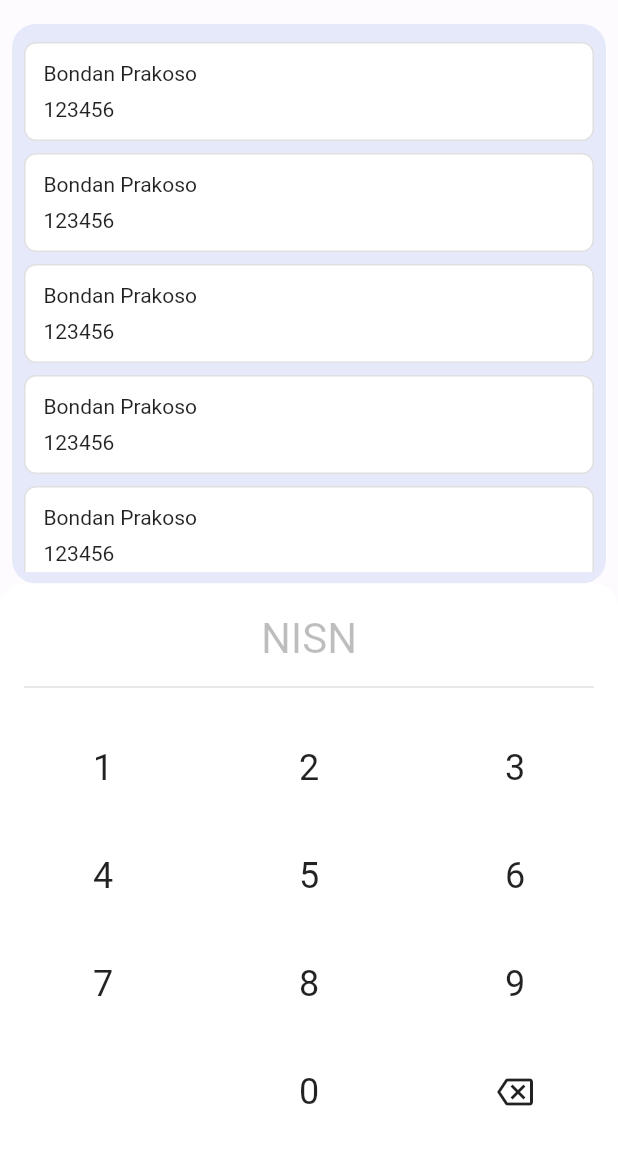
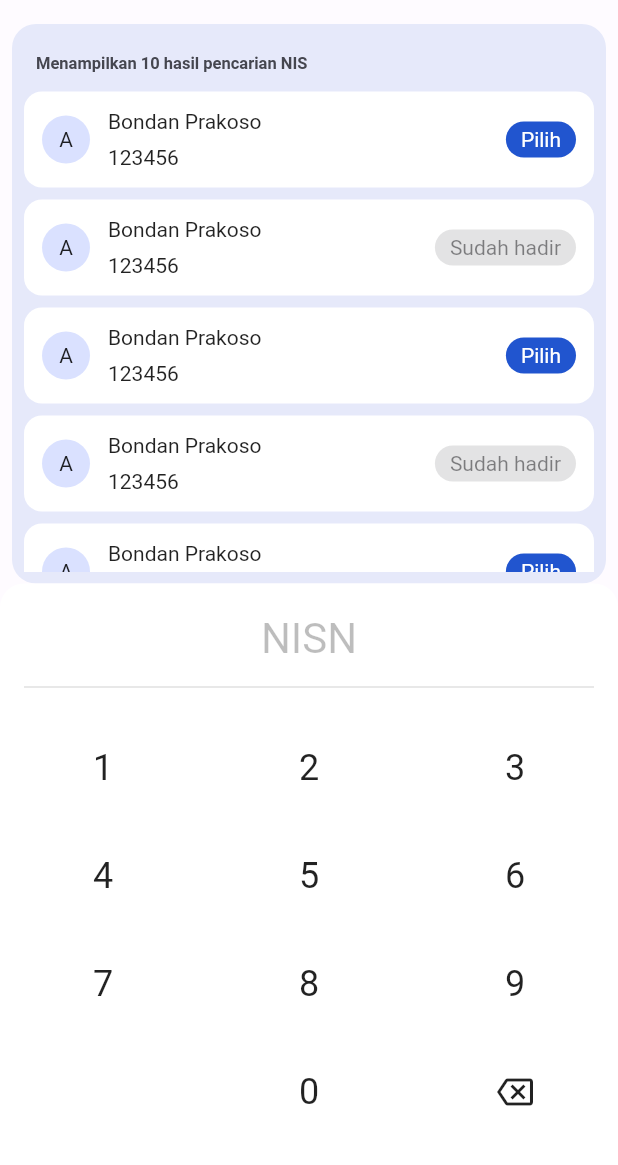
Before and after one commit to IvanSidiq/face_auth, a Flutter app: the ChooseNisnPage screen opened directly, on a phone screen of 412 x 824 dp, the part 60-1225 px from its top. Run offline on Flutter 3.47's test engine with Material 2 defaults, Android fonts, the phone set to English and light mode, and no system bars; drawn by our look-alikes of velocity_x; our stand-ins replace bloc, camera, flutter_bloc, flutter_hooks, gap, get and 2 more; missing offline and left inert: google_mlkit_face_detection, tflite_flutter; accounts and stored records are empty.

Commit message:
improve main UI

```diff
--- a/lib/pages/choose_nisn_page.dart
+++ b/lib/pages/choose_nisn_page.dart
@@ -31,24 +31,68 @@ class ChooseNisnPage extends StatelessWidget {
                 fit: BoxFit.contain,
               ),
             ]).p16(),
+            VStack([
+              Gap(12),
+              'Menampilkan 10 hasil pencarian NIS'
+                  .text
+                  .center
+                  .color(const Color(0xFF45464F))
+                  .size(11)
+                  .semiBold
+                  .make()
+                  .pOnly(left: 8),
+              Gap(8),
               ListView.builder(
                   scrollDirection: Axis.vertical,
+                  physics: const NeverScrollableScrollPhysics(),
+                  shrinkWrap: true,
                   itemCount: 10,
                   itemBuilder: (context, index) {
-                      return VStack([
+                    return HStack([
+                      'A'
+                          .text
+                          .makeCentered()
+                          .box
+                          .width(32)
+                          .height(32)
+                          .color(Color(0xFFDAE1FF))
+                          .withRounded(value: 32)
+                          .make(),
+                      Gap(12),
+                      VStack([
                         'Bondan Prakoso'.text.make(),
                         const Gap(8),
                         '123456'.text.make()
+                      ]).expand(),
+                      index % 2 == 0
+                          ? 'Pilih'
+                              .text
+                              .white
+                              .makeCentered()
+                              .pSymmetric(v: 4, h: 10)
+                              .box
+                              .color(Color(0xFF2155CF))
+                              .roundedLg
+                              .make()
+                          : 'Sudah hadir'
+                              .text
+                              .color(Color(0xFF1B1B1F).withOpacity(0.52))
+                              .makeCentered()
+                              .pSymmetric(v: 4, h: 10)
+                              .box
+                              .color(Color(0xFF1B1B1F).withOpacity(0.12))
+                              .roundedLg
+                              .make(),
                     ])
                         .box
                         .p12
-                          .withRounded(value: 8)
+                        .withRounded(value: 12)
                         .color(Colors.white)
-                          .border(color: Colors.black12)
                         .make()
                         .pOnly(top: 4, bottom: 4);
-                    })
-                .w(Get.width)
+                  }).w(Get.width)
+            ])
+                .scrollVertical(physics: const BouncingScrollPhysics())
                 .box
                 .withRounded(value: 16)
                 .p8
@@ -56,8 +100,8 @@ class ChooseNisnPage extends StatelessWidget {
                 .make()
                 .px(8)
                 .expand(),
-            const KeyboardWidget()
-                .box
+            const KeyboardWidget(),
+            // .box
             // .withShadow([
             //   const BoxShadow(
             //       offset: Offset(0, -4),
@@ -65,7 +109,7 @@ class ChooseNisnPage extends StatelessWidget {
             //       spreadRadius: 0,
             //       color: Color(0x1E000000))
             // ])
-                .make(),
+            // .make(),
           ]),
           // DraggableScrollableSheet(
           //   maxChildSize: 0.55,
```
Lines whose indentation alone changed are shown as unchanged.
